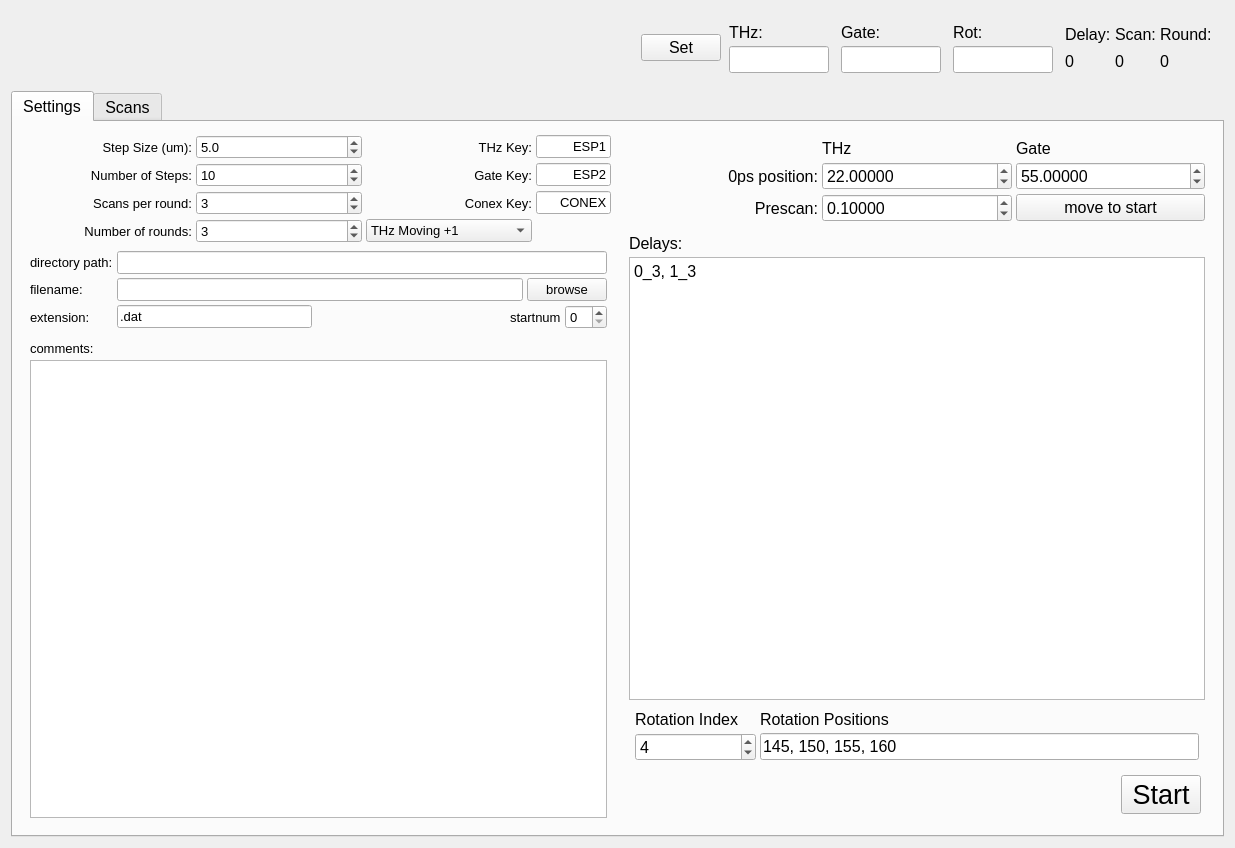
warshauer/Pulsesearch, file scansV3.ui: the form before one commit.
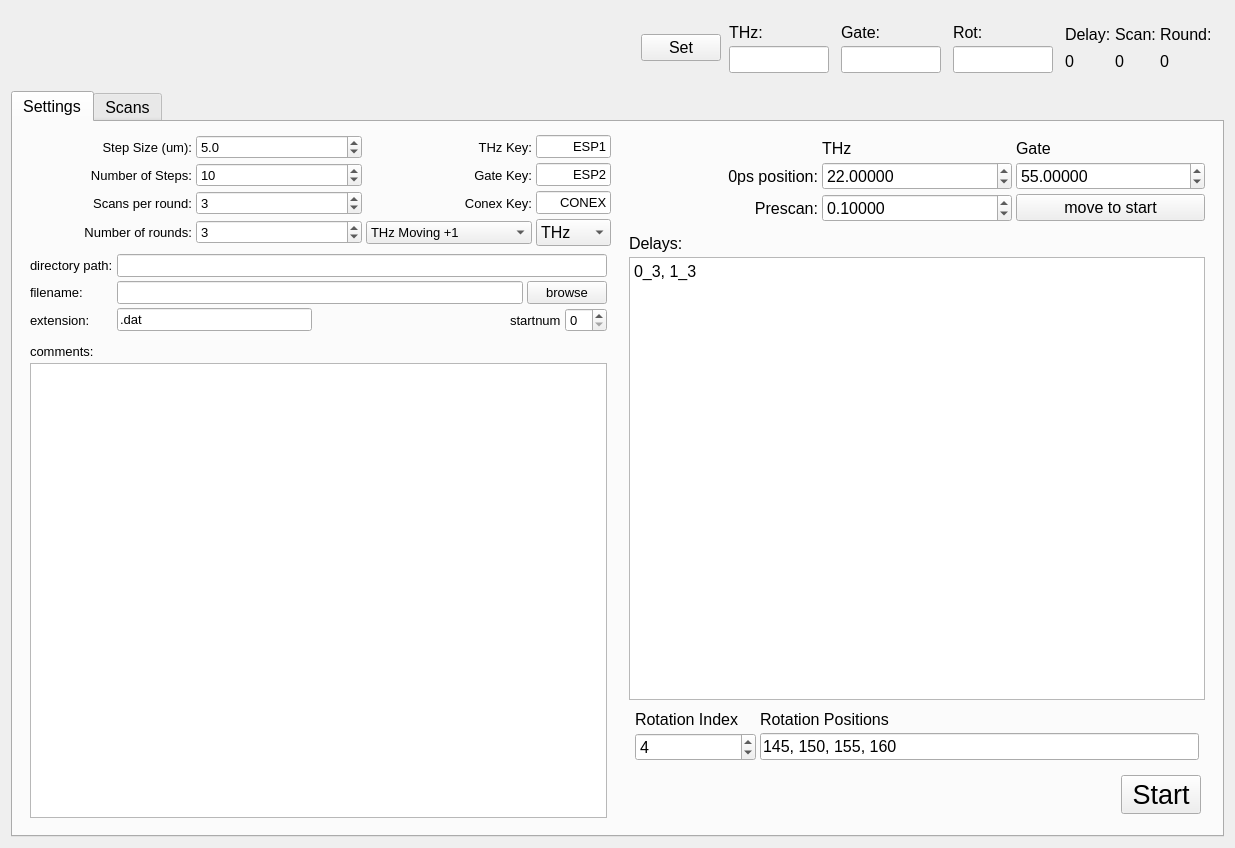
The form after the commit.

```diff
--- a/scansV3.ui
+++ b/scansV3.ui
@@ -649,6 +649,20 @@
              </property>
             </widget>
            </item>
+           <item row="3" column="3">
+            <widget class="QComboBox" name="CB_scanType">
+             <item>
+              <property name="text">
+               <string>THz</string>
+              </property>
+             </item>
+             <item>
+              <property name="text">
+               <string>po</string>
+              </property>
+             </item>
+            </widget>
+           </item>
           </layout>
          </item>
          <item>
```
Left out of the diff: 3 changed lines with no effect on the pictures.
